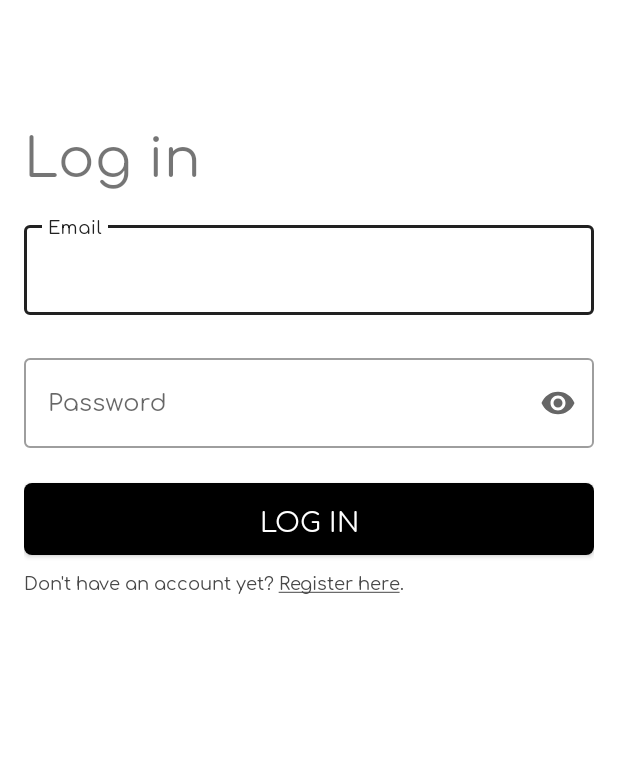
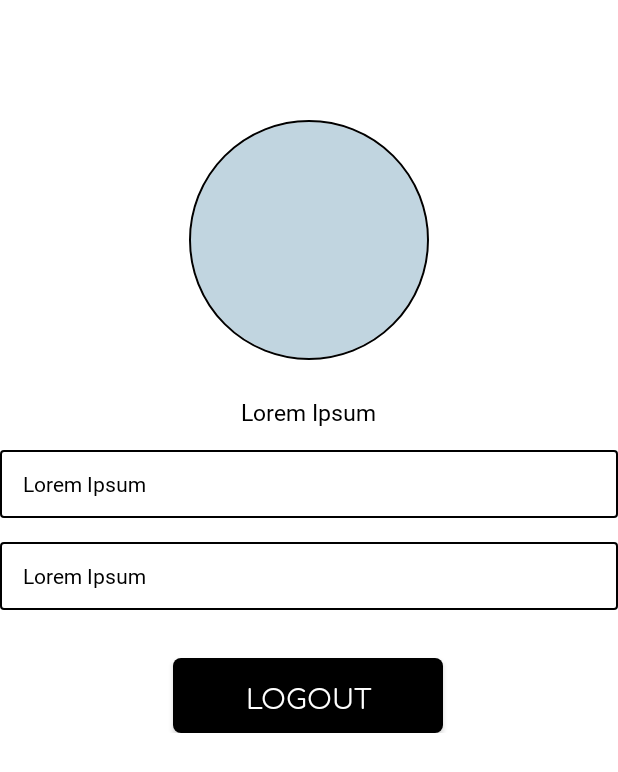
Before and after one commit to RobbyAkbar/JobFlex, an Android app: the AccountActivity screen opened directly, with no data from a screen before it, on a phone screen of 412 x 824 dp. Shown: the top 772 px of the screen. Run offline under Robolectric (Android 15) with nearby library versions, the phone set to English and light mode, and no system bars; our stand-ins replace CircleImageView.

Commit message:
add architecture, add ui profile

```diff
--- a/app/build.gradle
+++ b/app/build.gradle
@@ -39,13 +39,14 @@ android {
 
 dependencies {
     implementation "org.jetbrains.kotlin:kotlin-stdlib:$kotlin_version"
-    implementation 'androidx.core:core-ktx:1.3.2'
-    implementation 'androidx.appcompat:appcompat:1.2.0'
+    implementation 'androidx.core:core-ktx:1.5.0'
+    implementation 'androidx.appcompat:appcompat:1.3.0'
     implementation 'com.google.android.material:material:1.3.0'
     implementation 'androidx.constraintlayout:constraintlayout:2.0.4'
+    implementation 'de.hdodenhof:circleimageview:3.1.0'
 
     //navigation
-    implementation 'androidx.fragment:fragment-ktx:1.3.3'
+    implementation 'androidx.fragment:fragment-ktx:1.3.4'
     implementation 'androidx.navigation:navigation-fragment-ktx:2.3.5'
     implementation 'androidx.navigation:navigation-ui-ktx:2.3.5'
     implementation 'androidx.legacy:legacy-support-v4:1.0.0'
--- a/app/src/main/AndroidManifest.xml
+++ b/app/src/main/AndroidManifest.xml
@@ -9,7 +9,9 @@
         android:roundIcon="@mipmap/ic_launcher_round"
         android:supportsRtl="true"
         android:theme="@style/Theme.JobFlex">
-        <activity android:name=".ui.account.AccountActivity"
+        <activity android:name=".ui.detail.DetailActivity"></activity>
+        <activity
+            android:name=".ui.account.AccountActivity"
             android:noHistory="true" />
         <activity android:name=".ui.main.MainActivity"
             android:theme="@style/Theme.JobFlex.NoActionBar"/>
--- /dev/null
+++ b/app/src/main/java/com/exwara/jobflex/core/data/JobRepository.kt
@@ -0,0 +1,4 @@
+package com.exwara.jobflex.core.data
+
+class JobRepository {
+}
--- /dev/null
+++ b/app/src/main/java/com/exwara/jobflex/core/data/source/local/LocalDataSource.kt
@@ -0,0 +1,4 @@
+package com.exwara.jobflex.core.data.source.local
+
+class LocalDataSource {
+}
--- /dev/null
+++ b/app/src/main/java/com/exwara/jobflex/core/data/source/remote/RemoteDataSource.kt
@@ -0,0 +1,4 @@
+package com.exwara.jobflex.core.data.source.remote
+
+class RemoteDataSource {
+}
--- /dev/null
+++ b/app/src/main/java/com/exwara/jobflex/core/utils/AppExecutors.kt
@@ -0,0 +1,39 @@
+package com.exwara.jobflex.core.utils
+
+import androidx.annotation.VisibleForTesting
+import android.os.Handler
+import android.os.Looper
+
+import java.util.concurrent.Executor
+import java.util.concurrent.Executors
+
+class AppExecutors @VisibleForTesting constructor(
+    private val diskIO: Executor,
+    private val networkIO: Executor,
+    private val mainThread: Executor
+) {
+
+    companion object {
+        private const val THREAD_COUNT = 3
+    }
+
+    constructor() : this(
+        Executors.newSingleThreadExecutor(),
+        Executors.newFixedThreadPool(THREAD_COUNT),
+        MainThreadExecutor()
+    )
+
+    fun diskIO(): Executor = diskIO
+
+    fun networkIO(): Executor = networkIO
+
+    fun mainThread(): Executor = mainThread
+
+    private class MainThreadExecutor : Executor {
+        private val mainThreadHandler = Handler(Looper.getMainLooper())
+
+        override fun execute(command: Runnable) {
+            mainThreadHandler.post(command)
+        }
+    }
+}
--- /dev/null
+++ b/app/src/main/java/com/exwara/jobflex/ui/detail/DetailActivity.kt
@@ -0,0 +1,12 @@
+package com.exwara.jobflex.ui.detail
+
+import androidx.appcompat.app.AppCompatActivity
+import android.os.Bundle
+import com.exwara.jobflex.R
+
+class DetailActivity : AppCompatActivity() {
+    override fun onCreate(savedInstanceState: Bundle?) {
+        super.onCreate(savedInstanceState)
+        setContentView(R.layout.activity_detail)
+    }
+}
--- /dev/null
+++ b/app/src/main/res/drawable/border_line.xml
@@ -0,0 +1,21 @@
+<?xml version="1.0" encoding="utf-8"?>
+<shape xmlns:android="http://schemas.android.com/apk/res/android"
+    android:shape="rectangle" >
+
+    <!-- View background color -->
+<!--    <solid-->
+<!--        android:color="@color/" >-->
+<!--    </solid>-->
+
+    <!-- View border color and width -->
+    <stroke
+        android:width="1dp"
+        android:color="@color/black" >
+    </stroke>
+
+    <!-- The radius makes the corners rounded -->
+    <corners
+        android:radius="2dp"   >
+    </corners>
+
+</shape>
--- a/app/src/main/res/layout/activity_account.xml
+++ b/app/src/main/res/layout/activity_account.xml
@@ -1,24 +1,94 @@
 <?xml version="1.0" encoding="utf-8"?>
-<androidx.coordinatorlayout.widget.CoordinatorLayout xmlns:android="http://schemas.android.com/apk/res/android"
+<androidx.core.widget.NestedScrollView xmlns:android="http://schemas.android.com/apk/res/android"
     xmlns:app="http://schemas.android.com/apk/res-auto"
     xmlns:tools="http://schemas.android.com/tools"
     android:layout_width="match_parent"
-    android:layout_height="match_parent"
+    android:layout_height="1000dp"
+    android:foregroundTint="#00BCD4"
     tools:context=".ui.account.AccountActivity">
 
-    <androidx.core.widget.NestedScrollView
+    <androidx.constraintlayout.widget.ConstraintLayout
         android:layout_width="match_parent"
-        android:layout_height="match_parent"
-        android:padding="@dimen/activity_vertical_margin">
+        android:layout_height="1000dp">
 
-        <androidx.fragment.app.FragmentContainerView
-            android:id="@+id/fragment_create"
+        <de.hdodenhof.circleimageview.CircleImageView
+            android:id="@+id/imgProfile"
+            android:layout_width="160dp"
+            android:layout_height="160dp"
+            android:layout_marginTop="24dp"
+            android:src="@color/grey_200"
+            app:civ_border_width="1dp"
+            app:layout_constraintEnd_toEndOf="parent"
+            app:layout_constraintStart_toStartOf="parent"
+            app:layout_constraintTop_toTopOf="parent" />
+
+        <TextView
+            android:id="@+id/textView2"
+            android:layout_width="wrap_content"
+            android:layout_height="20dp"
+            android:layout_gravity="center_vertical"
+            android:layout_marginTop="24dp"
+            android:fontFamily="@font/roboto"
+            android:text="@string/lorem_ipsum"
+            android:textColor="@color/black"
+            android:textSize="15sp"
+            app:layout_constraintEnd_toEndOf="@+id/view"
+            app:layout_constraintHorizontal_bias="0.498"
+            app:layout_constraintStart_toStartOf="parent"
+            app:layout_constraintTop_toBottomOf="@+id/imgProfile" />
+
+        <TextView
+            android:id="@+id/view"
             android:layout_width="match_parent"
-            android:layout_height="match_parent"
-            android:name="androidx.navigation.fragment.NavHostFragment"
-            app:defaultNavHost="true"
-            app:navGraph="@navigation/nav_account"/>
+            android:layout_height="45dp"
+            android:layout_marginTop="16dp"
+            android:background="@drawable/border_line"
+            android:clickable="true"
+            android:focusable="true"
+            android:layout_gravity="center_vertical"
+            android:gravity="center_vertical"
+            android:fontFamily="@font/roboto"
+            android:textColor="@color/black"
+            android:text="@string/lorem_ipsum"
+            android:paddingStart="15dp"
+            android:paddingEnd="15dp"
+            app:layout_constraintEnd_toEndOf="parent"
+            app:layout_constraintStart_toStartOf="parent"
+            app:layout_constraintTop_toBottomOf="@+id/textView2" />
 
-    </androidx.core.widget.NestedScrollView>
+        <TextView
+            android:id="@+id/view2"
+            android:layout_width="0dp"
+            android:layout_height="45dp"
+            android:layout_marginTop="16dp"
+            android:text="@string/lorem_ipsum"
+            android:fontFamily="@font/roboto"
+            android:textColor="@color/black"
+            android:gravity="center_vertical"
+            android:background="@drawable/border_line"
+            android:paddingStart="15dp"
+            android:paddingEnd="15dp"
+            app:layout_constraintEnd_toEndOf="parent"
+            app:layout_constraintStart_toStartOf="parent"
+            app:layout_constraintTop_toBottomOf="@+id/view" />
 
-</androidx.coordinatorlayout.widget.CoordinatorLayout>
+        <androidx.appcompat.widget.AppCompatButton
+            android:id="@+id/btn_logout"
+            android:layout_width="180dp"
+            android:layout_height="50dp"
+            android:layout_gravity="center"
+            android:layout_marginTop="32dp"
+            android:background="@drawable/bg_button"
+            android:text="@string/label_logout"
+            android:textColor="@color/white"
+            android:textSize="18sp"
+            app:layout_constraintBottom_toBottomOf="parent"
+            app:layout_constraintEnd_toEndOf="parent"
+
+            app:layout_constraintHorizontal_bias="0.497"
+            app:layout_constraintStart_toStartOf="parent"
+            app:layout_constraintTop_toBottomOf="@+id/view2" />
+
+    </androidx.constraintlayout.widget.ConstraintLayout>
+
+</androidx.core.widget.NestedScrollView>
--- /dev/null
+++ b/app/src/main/res/layout/activity_detail.xml
@@ -0,0 +1,9 @@
+<?xml version="1.0" encoding="utf-8"?>
+<androidx.constraintlayout.widget.ConstraintLayout xmlns:android="http://schemas.android.com/apk/res/android"
+    xmlns:app="http://schemas.android.com/apk/res-auto"
+    xmlns:tools="http://schemas.android.com/tools"
+    android:layout_width="match_parent"
+    android:layout_height="match_parent"
+    tools:context=".ui.detail.DetailActivity">
+
+</androidx.constraintlayout.widget.ConstraintLayout>
--- a/app/src/main/res/layout/activity_splash.xml
+++ b/app/src/main/res/layout/activity_splash.xml
@@ -12,8 +12,8 @@
         android:id="@+id/textView"
         android:layout_width="wrap_content"
         android:layout_height="wrap_content"
+        android:fontFamily="@font/comfortaa_bold"
         android:text="@string/job_flex"
-        android:fontFamily="@font/comfortaa_bold"
         android:textSize="36sp"
         app:layout_constraintBottom_toBottomOf="parent"
         app:layout_constraintEnd_toEndOf="parent"
--- a/app/src/main/res/values/strings.xml
+++ b/app/src/main/res/values/strings.xml
@@ -4,6 +4,7 @@
 
     <string name="label_create_account">Register</string>
     <string name="label_login">Log in</string>
+    <string name="label_logout">Logout</string>
     <string name="label_signup">Sign up</string>
     <string name="label_home">Home</string>
     <string name="label_search">Search</string>
@@ -21,4 +22,5 @@
     <string name="hello_blank_fragment">Hello blank fragment</string>
     <string name="hint_sort_by">Sort by</string>
     <string name="tv_filter">Filter</string>
+    <string name="lorem_ipsum">Lorem Ipsum</string>
 </resources>
```
Also changed, not shown: 1 other file.
